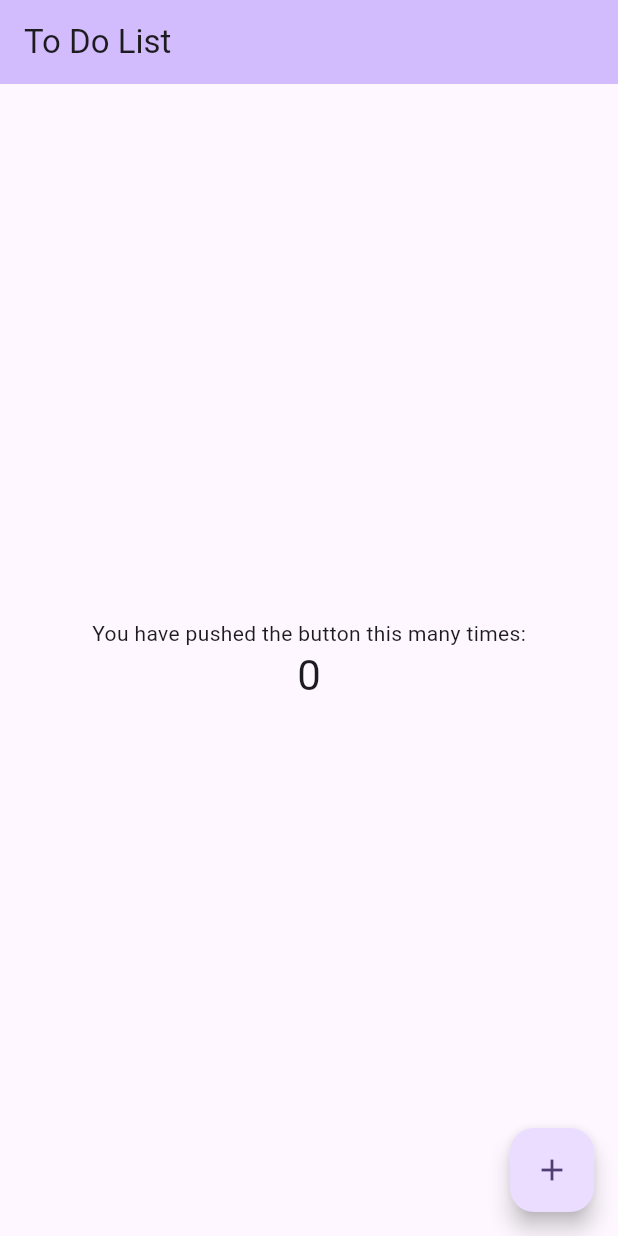
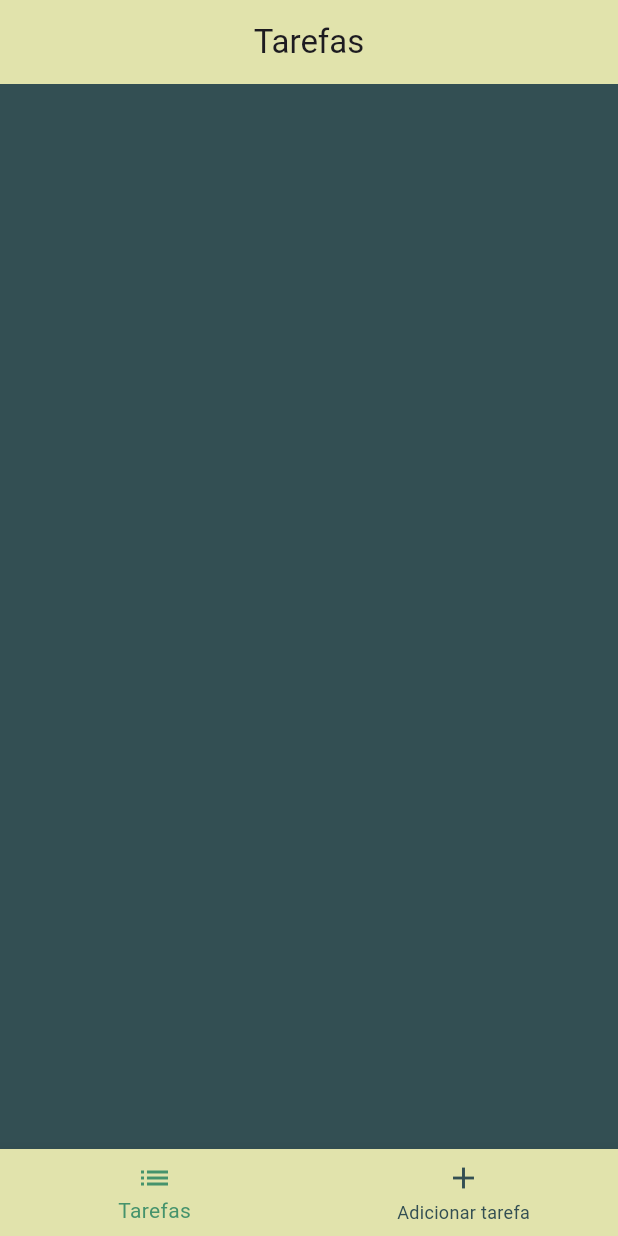
Before and after one commit to Peaga05/To_Do_List, a Flutter app: the screen it shows after launch, on a phone screen of 412 x 824 dp. Run offline on Flutter 3.47's test engine with Material 2 defaults, Android fonts, the phone set to English and light mode, and no system bars; our stand-ins replace sqflite; accounts and stored records are empty.

Commit message:
Conexão com o banco e cadastro de tarefa

```diff
--- /dev/null
+++ b/lib/Repository/task_repository.dart
@@ -0,0 +1,29 @@
+import 'package:flutter/material.dart';
+import 'package:sqflite/sqflite.dart';
+import 'package:to_do_list/database/bd.dart';
+import 'package:to_do_list/model/task.dart';
+
+class TaskRepository extends ChangeNotifier {
+  late Database db;
+
+  List<Task> _task = [];
+
+  List<Task> get task => _task;
+
+  getTasks() async {
+    db = await BancoDeDados.instance.database;
+    List tarefas = await db.query('tarefas');
+    notifyListeners();
+    return tarefas;
+  }
+
+  setTask(String task) async {
+    db = await BancoDeDados.instance.database;
+    await db.insert("tarefas", {"tarefa" : task});
+  }
+
+  deleteTask(int id) async{
+    db = await BancoDeDados.instance.database;
+    await db.delete("tarefas",where: 'id = ?' ,whereArgs: [id]);
+  }
+}
--- /dev/null
+++ b/lib/database/bd.dart
@@ -0,0 +1,27 @@
+import 'package:sqflite/sqflite.dart';
+import 'package:path/path.dart';
+
+class BancoDeDados {
+  BancoDeDados._();
+  static final BancoDeDados instance = BancoDeDados._();
+
+  static Database? _database;
+
+  Future<Database> get database async {
+    if (_database != null) return _database!;
+    _database = await _initDatabase();
+    return _database!;
+  }
+
+  Future<Database> _initDatabase() async {
+    final databasePath = await getDatabasesPath();
+    final path = join(databasePath, 'to_do.db');
+    return await openDatabase(path, onCreate: _onCreate, version: 1);
+  }
+
+  Future<void> _onCreate(Database db, int version) async {
+    await db.execute(
+      'CREATE TABLE tarefas(id INTEGER PRIMARY KEY, tarefa TEXT)',
+    );
+  }
+}
--- a/lib/main.dart
+++ b/lib/main.dart
@@ -1,4 +1,5 @@
 import 'package:flutter/material.dart';
+import 'package:to_do_list/pages/home.dart';
 
 void main() {
   runApp(const MyApp());
@@ -15,54 +16,7 @@ class MyApp extends StatelessWidget {
         colorScheme: ColorScheme.fromSeed(seedColor: Colors.deepPurple),
         useMaterial3: true,
       ),
-      home: const MyHomePage(title: 'To Do List'),
+      home: const Home(),
     );
   }
 }
-
-class MyHomePage extends StatefulWidget {
-  const MyHomePage({super.key, required this.title});
-  final String title;
-
-  @override
-  State<MyHomePage> createState() => _MyHomePageState();
-}
-
-class _MyHomePageState extends State<MyHomePage> {
-  int _counter = 0;
-
-  void _incrementCounter() {
-    setState(() {
-      _counter++;
-    });
-  }
-
-  @override
-  Widget build(BuildContext context) {
-    return Scaffold(
-      appBar: AppBar(
-        backgroundColor: Theme.of(context).colorScheme.inversePrimary,
-        title: Text(widget.title),
-      ),
-      body: Center(
-        child: Column(
-          mainAxisAlignment: MainAxisAlignment.center,
-          children: <Widget>[
-            const Text(
-              'You have pushed the button this many times:',
-            ),
-            Text(
-              '$_counter',
-              style: Theme.of(context).textTheme.headlineMedium,
-            ),
-          ],
-        ),
-      ),
-      floatingActionButton: FloatingActionButton(
-        onPressed: _incrementCounter,
-        tooltip: 'Increment',
-        child: const Icon(Icons.add),
-      ),
-    );
-  }
-}
--- /dev/null
+++ b/lib/model/task.dart
@@ -0,0 +1,7 @@
+
+class Task {
+  late int id;
+  late String tarefa;
+
+  Task({required this.id, required this.tarefa});
+}
--- /dev/null
+++ b/lib/pages/home.dart
@@ -0,0 +1,58 @@
+import 'package:flutter/material.dart';
+import 'package:to_do_list/pages/cadastrar_tarefas.dart';
+import 'package:to_do_list/pages/listar_tarefas.dart';
+
+class Home extends StatefulWidget {
+  const Home({super.key});
+
+  @override
+  State<Home> createState() => _HomeState();
+}
+
+class _HomeState extends State<Home> {
+  int paginaAtual = 0;
+  late PageController index;
+
+  @override
+  void initState() {
+    super.initState();
+    index = PageController(initialPage: paginaAtual);
+  }
+
+  setPaginaAtual(pagina) {
+    setState(() {
+      paginaAtual = pagina;
+    });
+  }
+
+  @override
+  Widget build(BuildContext context) {
+    return Scaffold(
+      body: PageView(
+        controller: index,
+        onPageChanged: setPaginaAtual,
+        children: const [
+          ListarTarefas(),
+          CadastrarTarefas(),
+        ],
+      ),
+      bottomNavigationBar: BottomNavigationBar(
+        backgroundColor: const Color(0xFFe1e3ac),
+        currentIndex: paginaAtual,
+        unselectedItemColor: const Color(0xFF334f53),
+        selectedItemColor: const Color(0xFF45936c),
+        items: const [
+          BottomNavigationBarItem(icon: Icon(Icons.list), label: "Tarefas"),
+          BottomNavigationBarItem(
+            icon: Icon(Icons.add),
+            label: "Adicionar tarefa",
+          )
+        ],
+        onTap: (pagina) {
+          index.animateToPage(pagina,
+              duration: const Duration(microseconds: 400), curve: Curves.ease);
+        },
+      ),
+    );
+  }
+}
--- /dev/null
+++ b/lib/pages/listar_tarefas.dart
@@ -0,0 +1,74 @@
+import 'package:flutter/material.dart';
+import 'package:to_do_list/Repository/task_repository.dart';
+
+class ListarTarefas extends StatefulWidget {
+  const ListarTarefas({super.key});
+
+  @override
+  State<ListarTarefas> createState() => _ListarTarefasState();
+}
+
+class _ListarTarefasState extends State<ListarTarefas> {
+  final taskRepository = TaskRepository();
+  List<Map> tasks = [];
+  @override
+  void initState() {
+    super.initState();
+    getTasks();
+  }
+
+  getTasks() async {
+    tasks = await taskRepository.getTasks();
+    setState(() {});
+  }
+
+  @override
+  Widget build(BuildContext context) {
+    return Scaffold(
+      backgroundColor: const Color(0xFF334f53),
+      appBar: AppBar(
+        title: const Text('Tarefas'),
+        centerTitle: true,
+        shadowColor: const Color(0xFF334f53),
+        backgroundColor: const Color(0xFFe1e3ac),
+      ),
+      body: ListView.builder(
+        itemCount: tasks.length,
+        itemBuilder: (context, index) {
+          return Row(
+            mainAxisAlignment: MainAxisAlignment.spaceBetween,
+            children: [
+              Container(
+                padding: const EdgeInsets.all(
+                    12.0), // Defina o padding desejado aqui
+                child: Text(
+                  tasks[index]["tarefa"],
+                  style:
+                      const TextStyle(color: Color(0xFFe1e3ac), fontSize: 25.0),
+                ),
+              ),
+              ElevatedButton(
+                onPressed: () async {
+                  await taskRepository.deleteTask(tasks[index]["id"]);
+                  await getTasks();
+                  setState(() {});
+                },
+                style: ButtonStyle(
+                  backgroundColor: MaterialStateProperty.all(
+                    const Color(0xFFe1e3ac),
+                  ),
+                ),
+                child: const Text(
+                  'Excluir',
+                  style: TextStyle(
+                    color: Color(0xFF334f53),
+                  ),
+                ),
+              ),
+            ],
+          );
+        },
+      ),
+    );
+  }
+}
--- a/pubspec.yaml
+++ b/pubspec.yaml
@@ -30,6 +30,8 @@ environment:
 dependencies:
   flutter:
     sdk: flutter
+  sqflite: ^2.0.0
+  provider: ^6.0.5
 
 
   # The following adds the Cupertino Icons font to your application.
```
Also changed, not shown: lib/pages/cadastrar_tarefas.dart (added, +119 -0 lines), pubspec.lock, 1 other file.
